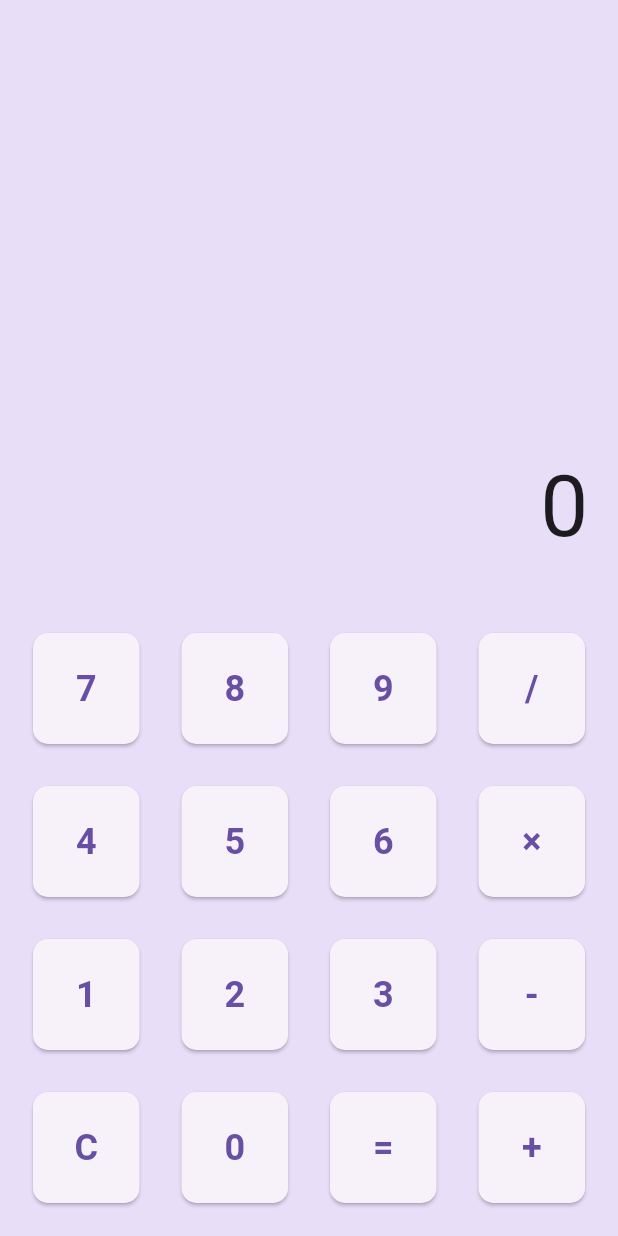
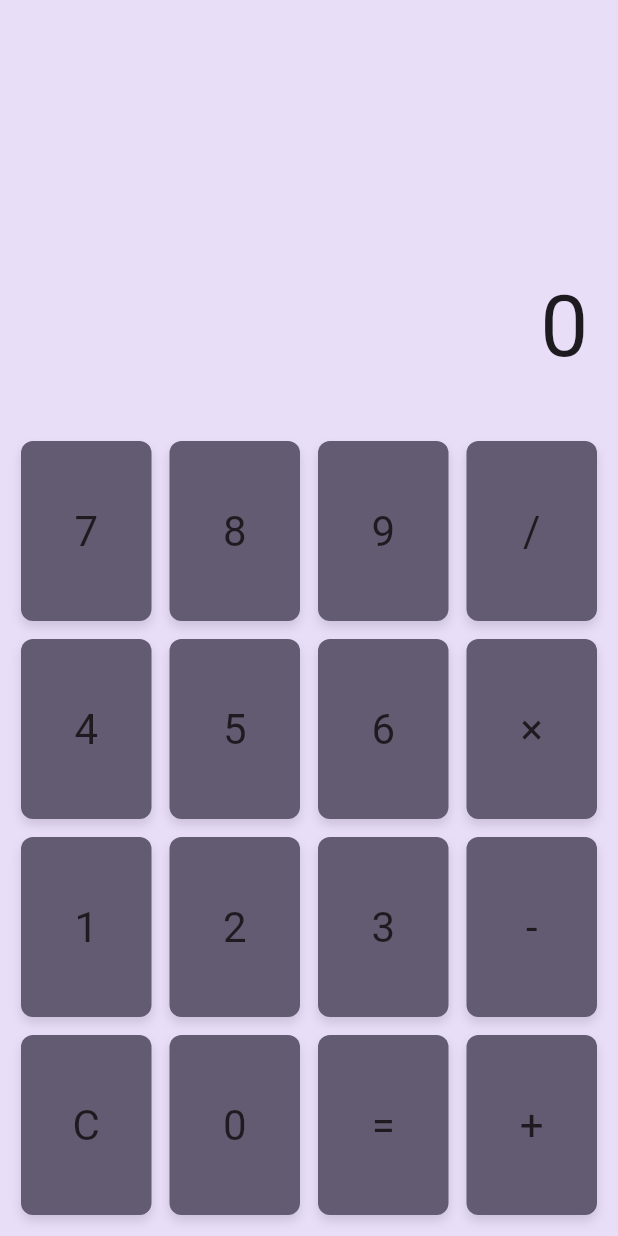
Before and after one commit to Gulsahbb/calculator-app, a Flutter app: the screen it shows after launch, on a phone screen of 412 x 824 dp. Run offline on Flutter 3.47's test engine with Material 3 defaults, Android fonts, the phone set to English and light mode, and no system bars.

```diff
--- a/lib/widgets/calculator_button.dart
+++ b/lib/widgets/calculator_button.dart
@@ -7,6 +7,29 @@ class CalculatorButton extends StatelessWidget {
 
   @override
   Widget build(BuildContext context) {
+    return GestureDetector(
+      onTap: () => onTap(),
+      child: Container(
+        width: 120,
+        height: 120,
+        decoration: BoxDecoration(
+          color: Theme.of(context).colorScheme.secondary,
+          borderRadius: BorderRadius.circular(8.0),
+          boxShadow: [
+            BoxShadow(
+              color: Theme.of(context).colorScheme.secondaryFixedDim,
+              blurRadius: 5,
+              offset: Offset(0, 4),
+            ),
+          ],
+        ),
+        child: Center(
+          child: Text(text, style: Theme.of(context).textTheme.headlineMedium),
+        ),
+      ),
+    );
+
+    /*
     return Padding(
       padding: EdgeInsets.all(8.0),
       child: ElevatedButton(
@@ -22,6 +45,6 @@ class CalculatorButton extends StatelessWidget {
           style: TextStyle(fontSize: 24, fontWeight: FontWeight.bold),
         ),
       ),
-    );
+    );*/
   }
 }
```
